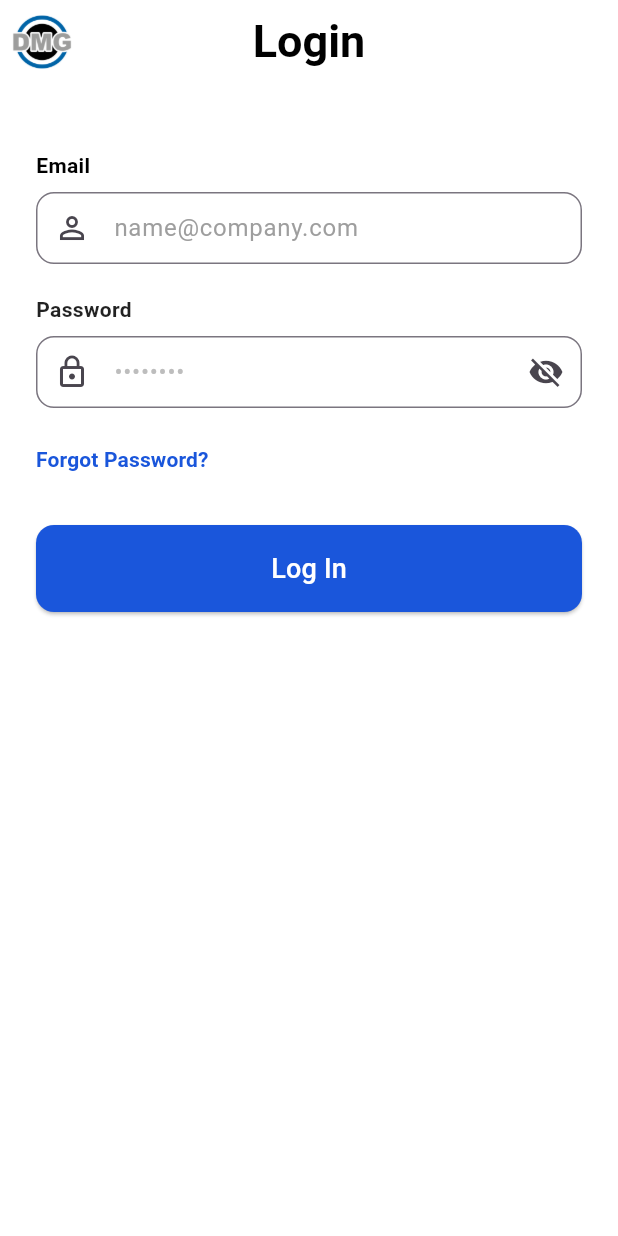
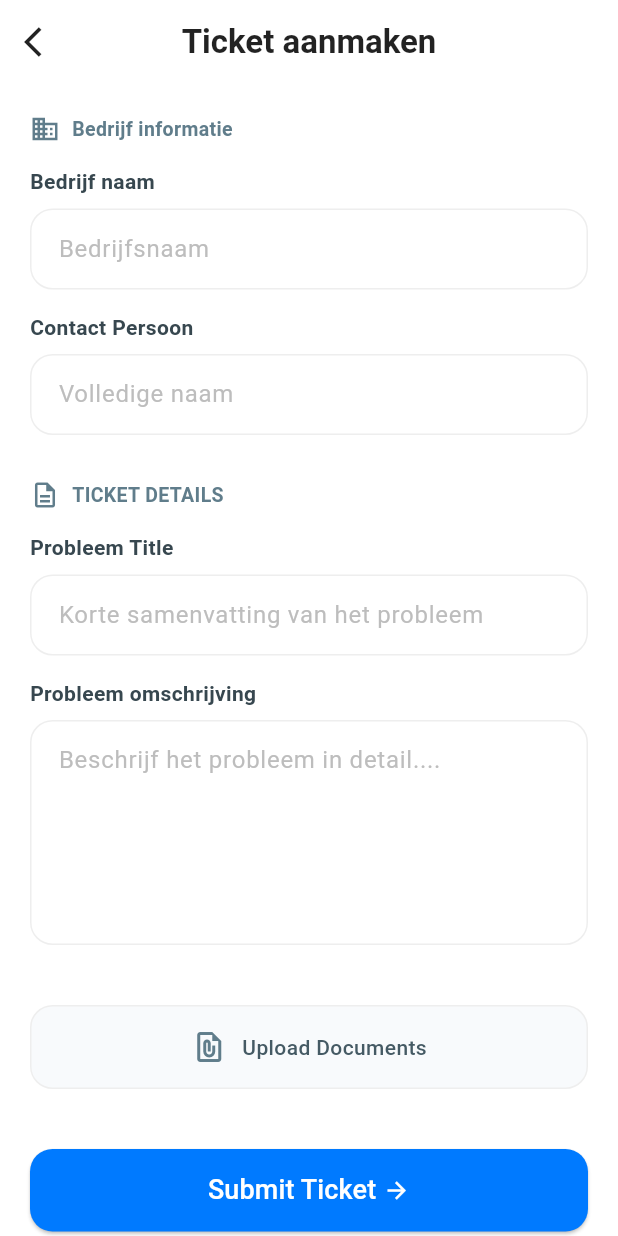
Before and after one commit to jessevandevelde/rma-flutter-app, a Flutter app: the screen it shows after launch, on a phone screen of 412 x 824 dp. Run offline on Flutter 3.47's test engine with Material 3 defaults, Android fonts, the phone set to English and light mode, and no system bars.

Commit message:
front-end ticket

```diff
--- a/lib/main.dart
+++ b/lib/main.dart
@@ -1,5 +1,6 @@
 import 'package:flutter/material.dart';
 import 'package:rma_app/screens/login_screen.dart';
+import 'package:rma_app/screens/create_ticket.dart';
 
 void main() {
   runApp(const MyApp());
@@ -17,7 +18,7 @@ class MyApp extends StatelessWidget {
         useMaterial3: true,
       ),
       // We set LoginScreen as the home page of the app
-      home: const LoginScreen(),
+      home: CreateTicketScreen(),
     );
   }
 }
--- /dev/null
+++ b/lib/screens/create_ticket.dart
@@ -0,0 +1,149 @@
+import 'package:flutter/material.dart';
+
+void main() => runApp(MaterialApp(home: CreateTicketScreen()));
+
+class CreateTicketScreen extends StatelessWidget {
+  @override
+  Widget build(BuildContext context) {
+    return Scaffold(
+      backgroundColor: Colors.white,
+      appBar: AppBar(
+        leading: Icon(Icons.arrow_back_ios, color: Colors.black87),
+        title: Text('Ticket aanmaken', style: TextStyle(color: Colors.black87, fontWeight: FontWeight.bold)),
+        backgroundColor: Colors.white,
+        elevation: 0,
+        centerTitle: true,
+      ),
+      body: SingleChildScrollView(
+        padding: EdgeInsets.all(20),
+        child: Column(
+          crossAxisAlignment: CrossAxisAlignment.start,
+          children: [
+            // --- COMPANY INFORMATION ---
+            _buildSectionHeader(Icons.business_outlined, 'Bedrijf informatie'),
+            SizedBox(height: 15),
+            _buildLabel('Bedrijf naam'),
+            _buildTextField('Bedrijfsnaam'),
+            SizedBox(height: 15),
+            _buildLabel('Contact Persoon'),
+            _buildTextField('Volledige naam'),
+
+            SizedBox(height: 30),
+
+            // --- TICKET DETAILS ---
+            _buildSectionHeader(Icons.description_outlined, 'TICKET DETAILS'),
+            SizedBox(height: 15),
+            _buildLabel('Probleem Title'),
+            _buildTextField('Korte samenvatting van het probleem'),
+            SizedBox(height: 15),
+            _buildLabel('Probleem omschrijving'),
+            _buildTextField('Beschrijf het probleem in detail....', maxLines: 5),
+
+            SizedBox(height: 20),
+
+            // --- Image picker ---
+            Row(
+              children: [
+                // --- Waar de images komen ---
+                // _buildAddPhotoButton(),
+                // SizedBox(width: 10),
+                // _buildImagePreview(''),
+                // SizedBox(width: 10),
+                // _buildImagePreview(''),
+              ],
+            ),
+
+            SizedBox(height: 20),
+
+            // --- Button voor upload ---
+            _buildUploadDocumentsButton(),
+
+            SizedBox(height: 40),
+
+            // --- Submit button ---
+            SizedBox(
+              width: double.infinity,
+              height: 55,
+              child: ElevatedButton(
+                onPressed: () {},
+                style: ElevatedButton.styleFrom(
+                  backgroundColor: Color(0xFF007AFF), // Blauwe kleur van foto
+                  shape: RoundedRectangleBorder(borderRadius: BorderRadius.circular(15)),
+                ),
+                child: Row(
+                  mainAxisAlignment: MainAxisAlignment.center,
+                  children: [
+                    Text('Submit Ticket ', style: TextStyle(fontSize: 18, color: Colors.white)),
+                    Icon(Icons.arrow_forward, color: Colors.white),
+                  ],
+                ),
+              ),
+            ),
+          ],
+        ),
+      ),
+    );
+  }
+
+  // Helper om sectie titels te bouwen
+  Widget _buildSectionHeader(IconData icon, String title) {
+    return Row(
+      children: [
+        Icon(icon, size: 20, color: Colors.blueGrey),
+        SizedBox(width: 8),
+        Text(title, style: TextStyle(fontSize: 13, fontWeight: FontWeight.bold, color: Colors.blueGrey)),
+      ],
+    );
+  }
+
+  // Helper voor labels boven de velden
+  Widget _buildLabel(String text) {
+    return Padding(
+      padding: EdgeInsets.only(bottom: 8),
+      child: Text(text, style: TextStyle(fontWeight: FontWeight.w600, color: Colors.blueGrey[800])),
+    );
+  }
+
+  // Helper voor text input velden
+  Widget _buildTextField(String hint, {int maxLines = 1}) {
+    return TextField(
+      maxLines: maxLines,
+      decoration: InputDecoration(
+        hintText: hint,
+        hintStyle: TextStyle(color: Colors.grey[400]),
+        filled: true,
+        fillColor: Colors.white,
+        contentPadding: EdgeInsets.symmetric(horizontal: 15, vertical: 15),
+        enabledBorder: OutlineInputBorder(
+          borderRadius: BorderRadius.circular(15),
+          borderSide: BorderSide(color: Colors.grey[200]!),
+        ),
+        focusedBorder: OutlineInputBorder(
+          borderRadius: BorderRadius.circular(15),
+          borderSide: BorderSide(color: Colors.blue[200]!),
+        ),
+      ),
+    );
+  }
+
+  // "Upload Documents" knop
+  Widget _buildUploadDocumentsButton() {
+    return Container(
+      width: double.infinity,
+      padding: EdgeInsets.symmetric(vertical: 15),
+      decoration: BoxDecoration(
+        color: Color(0xFFF8FAFC),
+        borderRadius: BorderRadius.circular(15),
+        border: Border.all(color: Colors.grey[200]!),
+      ),
+      child: Row(
+        mainAxisAlignment: MainAxisAlignment.center,
+        children: [
+          Icon(Icons.file_present_outlined, color: Colors.blueGrey),
+          SizedBox(width: 10),
+          Text('Upload Documents', style: TextStyle(color: Colors.blueGrey[700], fontWeight: FontWeight.w500)),
+        ],
+      ),
+    );
+  }
+}
```
Also changed, not shown: 2 other files.
